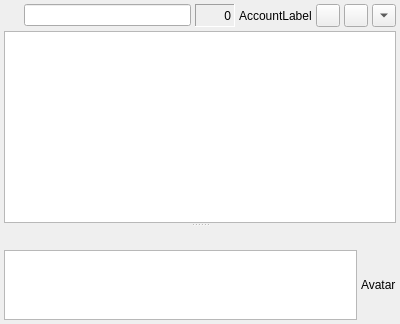
First picture: the form in src/chatdlg.ui, repository mblsha/psi, before the edit.
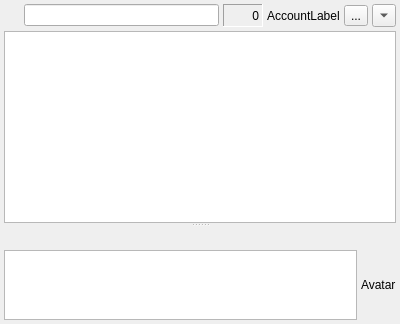
Second picture: the form after the edit. Custom widgets are drawn as their Qt base class.

```diff
--- a/src/chatdlg.ui
+++ b/src/chatdlg.ui
@@ -134,26 +134,10 @@
            </property>
           </widget>
          </item>
-         <item>
-          <widget class="QToolButton" name="tb_pgp" >
-           <property name="text" >
-            <string/>
-           </property>
-           <property name="iconSize" >
-            <size>
-             <width>16</width>
-             <height>16</height>
-            </size>
-           </property>
-           <property name="toolTip" >
-            <string>Toggle encryption</string>
-           </property>
-          </widget>
-         </item>
          <item>
           <widget class="QToolButton" name="tb_emoticons" >
            <property name="text" >
-            <string/>
+            <string>...</string>
            </property>
            <property name="iconSize" >
             <size>
```
Left out of the diff: 8 changed lines with no effect on the pictures.
